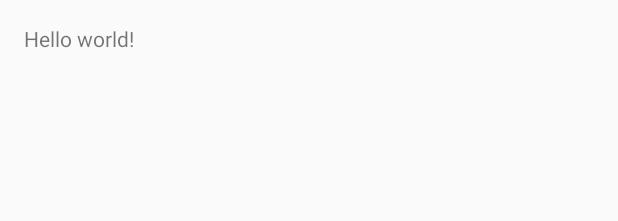
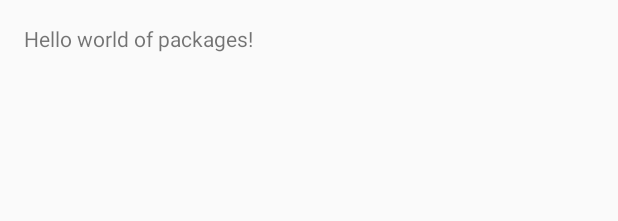
Before and after one commit to mdregalia/PackageBuddies, an Android app: the layout activity_main.xml on its own in the app's theme, with its tools: preview values and no code run, on a phone screen of 412 x 824 dp. Shown: the top 221 px of the screen. Run offline under Robolectric (Android 15) with nearby library versions, the phone set to English and light mode, and no system bars.

Commit message:
string thing

```diff
--- a/app/src/main/res/values/strings.xml
+++ b/app/src/main/res/values/strings.xml
@@ -1,6 +1,6 @@
 <resources>
     <string name="app_name">FirstProj</string>
 
-    <string name="hello_world">Hello world!</string>
+    <string name="hello_world">Hello world of packages!</string>
     <string name="action_settings">Settings</string>
 </resources>
```
Also changed, not shown: 3 other files.
